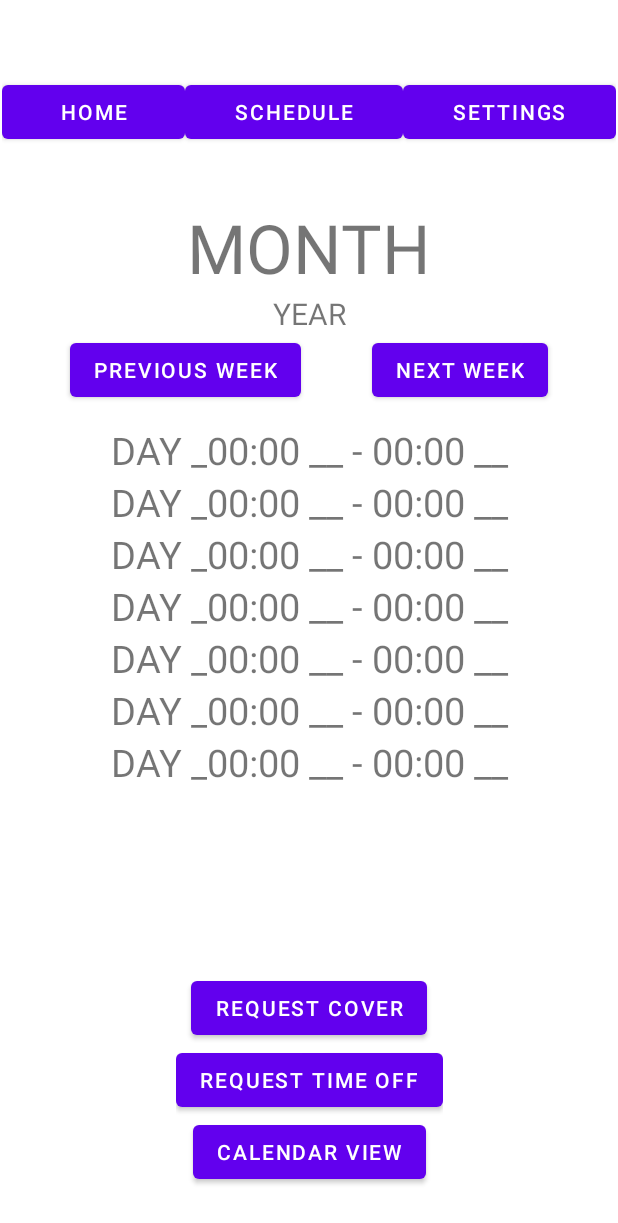
After one commit to omarr321/AppDevProject, an Android app: the layout schedule_view.xml on its own in the app's theme, with its tools: preview values and no code run, on a phone screen of 412 x 824 dp. The commit adds this screen. Shown: the top 1223 px of the screen. Run offline under Robolectric (Android 15) with nearby library versions, the phone set to English and light mode, and no system bars.

Commit message:
Did the xml files for the Week View and Paystub. Geo might need to make it look better

```diff
--- /dev/null
+++ b/app/src/main/res/layout/pay_stub.xml
@@ -0,0 +1,122 @@
+<?xml version="1.0" encoding="utf-8"?>
+<androidx.constraintlayout.widget.ConstraintLayout xmlns:android="http://schemas.android.com/apk/res/android"
+    xmlns:app="http://schemas.android.com/apk/res-auto"
+    xmlns:tools="http://schemas.android.com/tools"
+    android:layout_width="match_parent"
+    android:layout_height="match_parent">
+
+    <LinearLayout
+        android:id="@+id/btnMenu"
+        android:layout_width="409dp"
+        android:layout_height="wrap_content"
+        android:layout_marginBottom="675dp"
+        android:orientation="horizontal"
+        app:layout_constraintBottom_toBottomOf="parent"
+        app:layout_constraintEnd_toEndOf="parent"
+        app:layout_constraintStart_toStartOf="parent"
+        app:layout_constraintTop_toTopOf="parent">
+
+        <Button
+            android:id="@+id/btnHome"
+            android:layout_width="wrap_content"
+            android:layout_height="wrap_content"
+            android:layout_weight="1"
+            android:text="@string/tab_text_1" />
+
+        <Button
+            android:id="@+id/btnSchl"
+            android:layout_width="wrap_content"
+            android:layout_height="wrap_content"
+            android:layout_weight="1"
+            android:text="@string/tab_text_2" />
+
+        <Button
+            android:id="@+id/btnSetting"
+            android:layout_width="wrap_content"
+            android:layout_height="wrap_content"
+            android:layout_weight="1"
+            android:text="@string/tab_text_3" />
+
+    </LinearLayout>
+
+    <LinearLayout
+        android:id="@+id/linearLayout2"
+        android:layout_width="375dp"
+        android:layout_height="46dp"
+        android:layout_marginTop="68dp"
+        android:orientation="vertical"
+        app:layout_constraintEnd_toEndOf="parent"
+        app:layout_constraintStart_toStartOf="parent"
+        app:layout_constraintTop_toBottomOf="@+id/btnMenu">
+
+        <TextView
+            android:id="@+id/txtPayRate"
+            android:layout_width="wrap_content"
+            android:layout_height="wrap_content"
+            android:text="@string/payRate" />
+
+        <TextView
+            android:id="@+id/txtPayType"
+            android:layout_width="wrap_content"
+            android:layout_height="wrap_content"
+            android:text="@string/PayType" />
+    </LinearLayout>
+
+    <LinearLayout
+        android:id="@+id/linearLayout3"
+        android:layout_width="368dp"
+        android:layout_height="71dp"
+        android:layout_marginTop="18dp"
+        android:orientation="vertical"
+        app:layout_constraintEnd_toEndOf="parent"
+        app:layout_constraintStart_toStartOf="parent"
+        app:layout_constraintTop_toBottomOf="@+id/linearLayout2">
+
+        <TextView
+            android:id="@+id/txtCurrHW"
+            android:layout_width="match_parent"
+            android:layout_height="wrap_content"
+            android:text="@string/currentHW" />
+
+        <TextView
+            android:id="@+id/txtCurrGI"
+            android:layout_width="match_parent"
+            android:layout_height="wrap_content"
+            android:text="@string/currentGI" />
+
+        <TextView
+            android:id="@+id/txtCurrNI"
+            android:layout_width="match_parent"
+            android:layout_height="wrap_content"
+            android:text="@string/currentNI" />
+    </LinearLayout>
+
+    <LinearLayout
+        android:layout_width="374dp"
+        android:layout_height="97dp"
+        android:layout_marginTop="18dp"
+        android:orientation="vertical"
+        app:layout_constraintEnd_toEndOf="parent"
+        app:layout_constraintStart_toStartOf="parent"
+        app:layout_constraintTop_toBottomOf="@+id/linearLayout3">
+
+        <TextView
+            android:id="@+id/txtProjectedHW"
+            android:layout_width="match_parent"
+            android:layout_height="wrap_content"
+            android:text="@string/projectedHW" />
+
+        <TextView
+            android:id="@+id/txtProjectedGI"
+            android:layout_width="match_parent"
+            android:layout_height="wrap_content"
+            android:text="@string/projectedGI" />
+
+        <TextView
+            android:id="@+id/txtProjectedNI"
+            android:layout_width="match_parent"
+            android:layout_height="wrap_content"
+            android:text="@string/projectedNI" />
+    </LinearLayout>
+
+</androidx.constraintlayout.widget.ConstraintLayout>
--- /dev/null
+++ b/app/src/main/res/layout/schedule_view.xml
@@ -0,0 +1,308 @@
+<?xml version="1.0" encoding="utf-8"?>
+<androidx.constraintlayout.widget.ConstraintLayout xmlns:android="http://schemas.android.com/apk/res/android"
+    xmlns:app="http://schemas.android.com/apk/res-auto"
+    xmlns:tools="http://schemas.android.com/tools"
+    android:layout_width="match_parent"
+    android:layout_height="match_parent">
+
+    <LinearLayout
+        android:id="@+id/btnMenu"
+        android:layout_width="409dp"
+        android:layout_height="wrap_content"
+        android:layout_marginBottom="675dp"
+        android:orientation="horizontal"
+        app:layout_constraintBottom_toBottomOf="parent"
+        app:layout_constraintEnd_toEndOf="parent"
+        app:layout_constraintStart_toStartOf="parent"
+        app:layout_constraintTop_toTopOf="parent">
+
+        <Button
+            android:id="@+id/btnHome"
+            android:layout_width="wrap_content"
+            android:layout_height="wrap_content"
+            android:layout_weight="1"
+            android:text="@string/tab_text_1" />
+
+        <Button
+            android:id="@+id/btnSchl"
+            android:layout_width="wrap_content"
+            android:layout_height="wrap_content"
+            android:layout_weight="1"
+            android:text="@string/tab_text_2" />
+
+        <Button
+            android:id="@+id/btnSetting"
+            android:layout_width="wrap_content"
+            android:layout_height="wrap_content"
+            android:layout_weight="1"
+            android:text="@string/tab_text_3" />
+
+    </LinearLayout>
+
+    <TextView
+        android:id="@+id/month"
+        android:layout_width="wrap_content"
+        android:layout_height="wrap_content"
+        android:layout_marginTop="36dp"
+        android:text="@string/month"
+        android:textSize="45sp"
+        app:layout_constraintEnd_toEndOf="parent"
+        app:layout_constraintStart_toStartOf="parent"
+        app:layout_constraintTop_toBottomOf="@+id/btnMenu" />
+
+    <TextView
+        android:id="@+id/year"
+        android:layout_width="wrap_content"
+        android:layout_height="wrap_content"
+        android:text="@string/year"
+        android:textSize="20sp"
+        app:layout_constraintEnd_toEndOf="parent"
+        app:layout_constraintStart_toStartOf="parent"
+        app:layout_constraintTop_toBottomOf="@+id/month" />
+
+    <Button
+        android:id="@+id/nextWeek"
+        android:layout_width="wrap_content"
+        android:layout_height="wrap_content"
+        android:layout_marginTop="27dp"
+        android:text="@string/nextWk"
+        app:layout_constraintEnd_toEndOf="parent"
+        app:layout_constraintStart_toEndOf="@+id/prevWeek"
+        app:layout_constraintTop_toBottomOf="@+id/month" />
+
+    <Button
+        android:id="@+id/prevWeek"
+        android:layout_width="wrap_content"
+        android:layout_height="wrap_content"
+        android:layout_marginTop="27dp"
+        android:text="@string/prevWk"
+        app:layout_constraintEnd_toStartOf="@+id/nextWeek"
+        app:layout_constraintStart_toStartOf="parent"
+        app:layout_constraintTop_toBottomOf="@+id/month" />
+
+    <LinearLayout
+        android:gravity="center"
+        android:id="@+id/DayGroup"
+        android:layout_width="wrap_content"
+        android:layout_height="wrap_content"
+        android:layout_marginTop="60dp"
+        android:orientation="vertical"
+        app:layout_constraintEnd_toEndOf="parent"
+        app:layout_constraintStart_toStartOf="parent"
+        app:layout_constraintTop_toBottomOf="@+id/year">
+
+        <LinearLayout
+            android:gravity="center"
+            android:id="@+id/dayOneGroup"
+            android:layout_width="420dp"
+            android:layout_height="wrap_content"
+            android:orientation="horizontal">
+
+            <TextView
+                android:id="@+id/dayOneText"
+                android:layout_width="wrap_content"
+                android:layout_height="wrap_content"
+                android:layout_weight="1"
+                android:gravity="end"
+                android:text="@string/dayText"
+                android:textSize="25sp" />
+
+            <TextView
+                android:id="@+id/dayOneWH"
+                android:layout_width="wrap_content"
+                android:layout_height="wrap_content"
+                android:layout_weight="1"
+                android:gravity="start"
+                android:text="@string/workHour"
+                android:textSize="25sp" />
+
+        </LinearLayout>
+
+        <LinearLayout
+            android:gravity="center"
+            android:id="@+id/dayTwoGroup"
+            android:layout_width="420dp"
+            android:layout_height="wrap_content"
+            android:orientation="horizontal">
+
+            <TextView
+                android:id="@+id/dayTwoText"
+                android:layout_width="wrap_content"
+                android:layout_height="wrap_content"
+                android:layout_weight="1"
+                android:gravity="end"
+                android:text="@string/dayText"
+                android:textSize="25sp" />
+
+            <TextView
+                android:id="@+id/dayTwoWH"
+                android:layout_width="wrap_content"
+                android:layout_height="wrap_content"
+                android:layout_weight="1"
+                android:gravity="start"
+                android:text="@string/workHour"
+                android:textSize="25sp" />
+        </LinearLayout>
+
+        <LinearLayout
+            android:gravity="center"
+            android:id="@+id/dayThreeGroup"
+            android:layout_width="420dp"
+            android:layout_height="wrap_content"
+            android:orientation="horizontal">
+
+            <TextView
+                android:id="@+id/dayThreeText"
+                android:layout_width="wrap_content"
+                android:layout_height="wrap_content"
+                android:layout_weight="1"
+                android:gravity="end"
+                android:text="@string/dayText"
+                android:textSize="25sp" />
+
+            <TextView
+                android:id="@+id/dayThreeWH"
+                android:layout_width="wrap_content"
+                android:layout_height="wrap_content"
+                android:layout_weight="1"
+                android:gravity="start"
+                android:text="@string/workHour"
+                android:textSize="25sp" />
+        </LinearLayout>
+
+        <LinearLayout
+            android:gravity="center"
+            android:id="@+id/dayFourGroup"
+            android:layout_width="420dp"
+            android:layout_height="wrap_content"
+            android:orientation="horizontal">
+
+            <TextView
+                android:id="@+id/dayFourText"
+                android:layout_width="wrap_content"
+                android:layout_height="wrap_content"
+                android:layout_weight="1"
+                android:gravity="end"
+                android:text="@string/dayText"
+                android:textSize="25sp" />
+
+            <TextView
+                android:id="@+id/dayFourWH"
+                android:layout_width="wrap_content"
+                android:layout_height="wrap_content"
+                android:layout_weight="1"
+                android:gravity="start"
+                android:text="@string/workHour"
+                android:textSize="25sp" />
+        </LinearLayout>
+
+        <LinearLayout
+            android:gravity="center"
+            android:id="@+id/dayFiveGroup"
+            android:layout_width="420dp"
+            android:layout_height="wrap_content"
+            android:orientation="horizontal">
+
+            <TextView
+                android:id="@+id/dayFiveText"
+                android:layout_width="wrap_content"
+                android:layout_height="wrap_content"
+                android:layout_weight="1"
+                android:gravity="end"
+                android:text="@string/dayText"
+                android:textSize="25sp" />
+
+            <TextView
+                android:id="@+id/dayFiveWH"
+                android:layout_width="wrap_content"
+                android:layout_height="wrap_content"
+                android:layout_weight="1"
+                android:gravity="start"
+                android:text="@string/workHour"
+                android:textSize="25sp" />
+        </LinearLayout>
+
+        <LinearLayout
+            android:gravity="center"
+            android:id="@+id/daySixGroup"
+            android:layout_width="420dp"
+            android:layout_height="wrap_content"
+            android:orientation="horizontal">
+
+            <TextView
+                android:id="@+id/daySixText"
+                android:layout_width="wrap_content"
+                android:layout_height="wrap_content"
+                android:layout_weight="1"
+                android:gravity="end"
+                android:text="@string/dayText"
+                android:textSize="25sp" />
+
+            <TextView
+                android:id="@+id/daySixWH"
+                android:layout_width="wrap_content"
+                android:layout_height="wrap_content"
+                android:layout_weight="1"
+                android:gravity="start"
+                android:text="@string/workHour"
+                android:textSize="25sp" />
+        </LinearLayout>
+
+        <LinearLayout
+            android:gravity="center"
+            android:id="@+id/daySevenGroup"
+            android:layout_width="420dp"
+            android:layout_height="wrap_content"
+            android:orientation="horizontal">
+
+            <TextView
+                android:id="@+id/daySevenText"
+                android:layout_width="wrap_content"
+                android:layout_height="wrap_content"
+                android:layout_weight="1"
+                android:gravity="end"
+                android:text="@string/dayText"
+                android:textSize="25sp" />
+
+            <TextView
+                android:id="@+id/daySevenWH"
+                android:layout_width="wrap_content"
+                android:layout_height="wrap_content"
+                android:layout_weight="1"
+                android:gravity="start"
+                android:text="@string/workHour"
+                android:textSize="25sp" />
+        </LinearLayout>
+    </LinearLayout>
+
+    <LinearLayout
+        android:gravity="center"
+        android:id="@+id/funtBtnGroup"
+        android:layout_width="wrap_content"
+        android:layout_height="wrap_content"
+        android:layout_marginBottom="32dp"
+        android:orientation="vertical"
+        app:layout_constraintBottom_toBottomOf="parent"
+        app:layout_constraintEnd_toEndOf="parent"
+        app:layout_constraintStart_toStartOf="parent">
+
+        <Button
+            android:id="@+id/requestCover"
+            android:layout_width="wrap_content"
+            android:layout_height="wrap_content"
+            android:text="@string/requestCover" />
+
+        <Button
+            android:id="@+id/requestTimeOff"
+            android:layout_width="wrap_content"
+            android:layout_height="wrap_content"
+            android:text="@string/requestTimeOff" />
+
+        <Button
+            android:id="@+id/calendarView"
+            android:layout_width="wrap_content"
+            android:layout_height="wrap_content"
+            android:text="@string/calendarView" />
+    </LinearLayout>
+
+</androidx.constraintlayout.widget.ConstraintLayout>
--- a/app/src/main/res/values/strings.xml
+++ b/app/src/main/res/values/strings.xml
@@ -2,4 +2,22 @@
     <string name="app_name">OnTime</string>
     <string name="tab_text_1">Home</string>
     <string name="tab_text_2">Schedule</string>
+    <string name="tab_text_3">Settings</string>
+    <string name="payRate">Pay Rate: </string>
+    <string name="PayType">Pay Type: </string>
+    <string name="currentHW">Current Hours Worked: </string>
+    <string name="currentGI">Current Gross Income: </string>
+    <string name="currentNI">Current Net Income: </string>
+    <string name="projectedHW">Projected Hours Worked: </string>
+    <string name="projectedGI">Projected Gross Income: </string>
+    <string name="projectedNI">Projected Net Income: </string>
+    <string name="month">MONTH</string>
+    <string name="year">YEAR</string>
+    <string name="dayText">DAY _</string>
+    <string name="workHour">00:00 __ - 00:00 __</string>
+    <string name="requestCover">Request Cover</string>
+    <string name="requestTimeOff">Request Time Off</string>
+    <string name="calendarView">Calendar View</string>
+    <string name="nextWk">Next Week</string>
+    <string name="prevWk">Previous Week</string>
 </resources>
```
